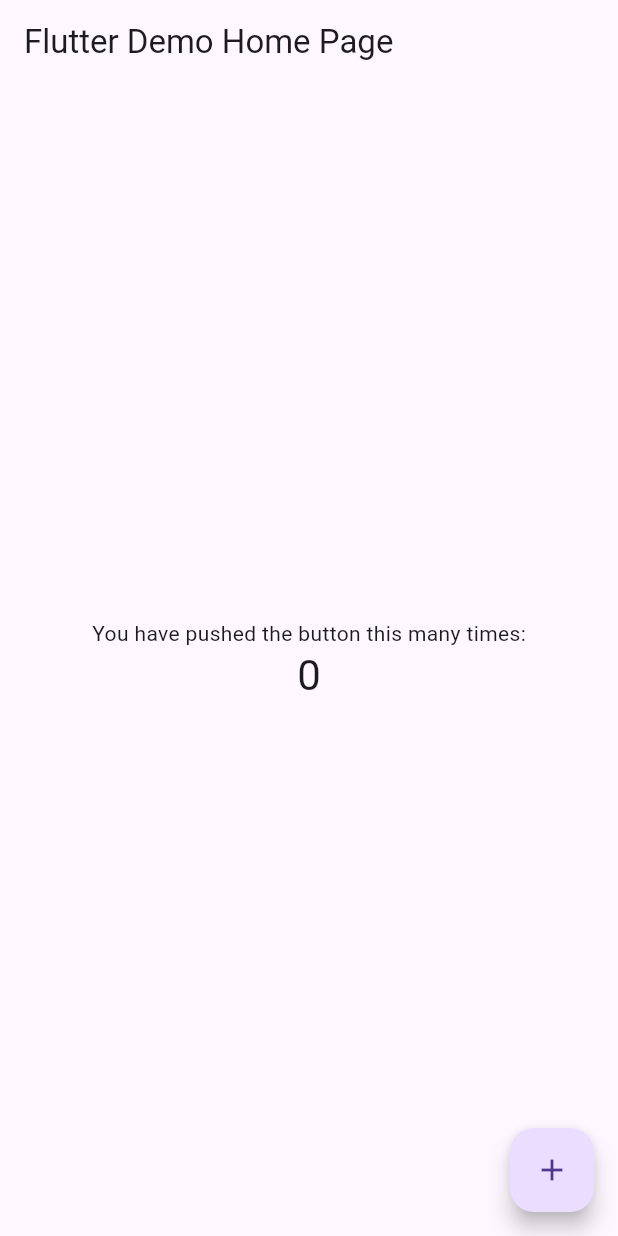
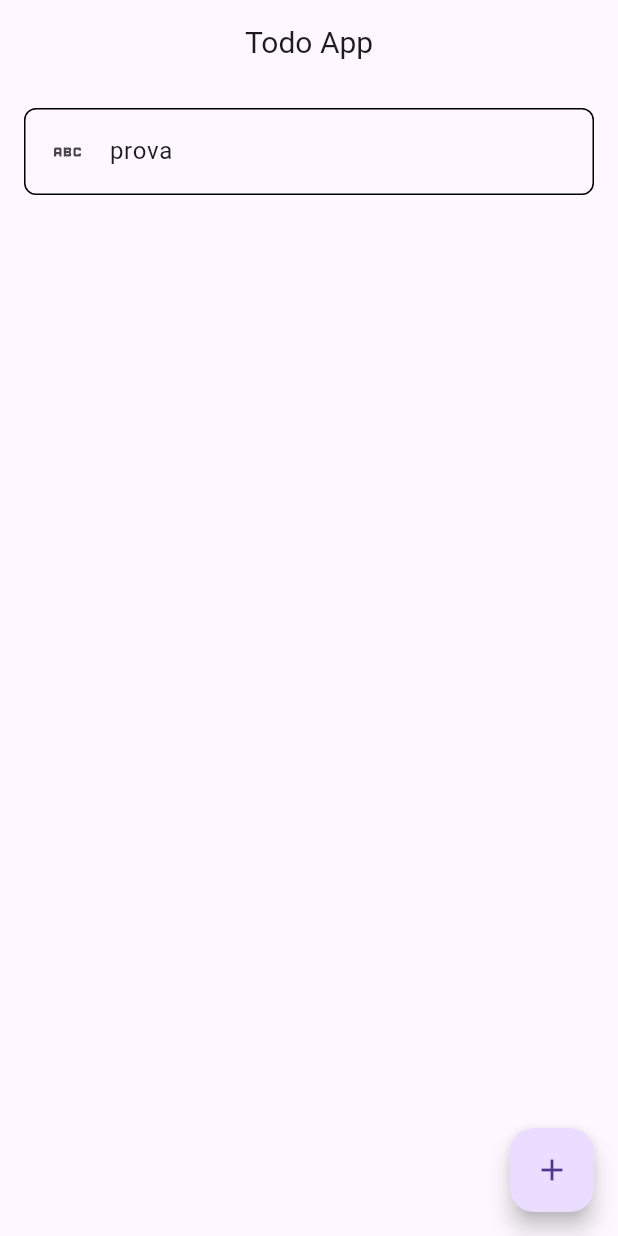
Before and after one commit to AAleDG/flutter_projects, a Flutter app: the screen it shows after launch, on a phone screen of 412 x 824 dp. Run offline on Flutter 3.47's test engine with Material 3 defaults, Android fonts, the phone set to English and light mode, and no system bars; our stand-ins replace auto_route.

Commit message:
WIP: add auto route in the project

```diff
--- /dev/null
+++ b/lib/core/router/app_route.dart
@@ -0,0 +1,18 @@
+import 'package:auto_route/auto_route.dart';
+import 'package:flutter/material.dart';
+import 'package:flutter_projects/feature/todo_app/presentation/pages/todo_app_page.dart';
+
+import 'router_module.dart';
+
+part 'app_route.gr.dart';
+
+@AutoRouterConfig(
+  replaceInRouteName: 'Page,Route',
+)
+class AppRouter extends _$AppRouter {
+  AppRouter([GlobalKey<NavigatorState>? navigatorKey]) : super();
+  @override
+  List<AutoRoute> get routes => [
+        ...RouterModule.routerModuleList,
+      ];
+}
--- /dev/null
+++ b/lib/core/router/router_module.dart
@@ -0,0 +1,15 @@
+import 'package:auto_route/auto_route.dart';
+import 'package:flutter_projects/core/router/app_route.dart';
+
+class RouterModule {
+  const RouterModule._();
+
+  static final todoAppPage = AutoRoute(
+    page: TodoAppRoute.page,
+    initial: true,
+  );
+
+  static final routerModuleList = [
+    todoAppPage,
+  ];
+}
--- /dev/null
+++ b/lib/feature/todo_app/presentation/pages/todo_app_page.dart
@@ -0,0 +1,48 @@
+import 'package:auto_route/auto_route.dart';
+import 'package:flutter/material.dart';
+
+@RoutePage<void>()
+class TodoAppPage extends StatelessWidget {
+  const TodoAppPage({super.key});
+
+  @override
+  Widget build(BuildContext context) {
+    return Scaffold(
+      floatingActionButton: FloatingActionButton(
+        onPressed: () {},
+        child: const Icon(
+          Icons.add,
+        ),
+      ),
+      appBar: AppBar(
+        title: const Text(
+          'Todo App',
+          style: TextStyle(
+            fontSize: 20,
+          ),
+        ),
+        centerTitle: true,
+      ),
+      body: SafeArea(
+        child: ListView(
+          padding: const EdgeInsets.all(
+            16,
+          ),
+          shrinkWrap: true,
+          children: [
+            ListTile(
+                leading: const Icon(Icons.abc),
+                title: const Text('prova'),
+                shape: OutlineInputBorder(
+                    borderRadius: BorderRadius.circular(
+                  8,
+                ))),
+            const SizedBox(
+              height: 10,
+            ),
+          ],
+        ),
+      ),
+    );
+  }
+}
--- a/lib/main.dart
+++ b/lib/main.dart
@@ -1,16 +1,19 @@
 import 'package:flutter/material.dart';
 
+import 'core/router/app_route.dart';
+
 void main() {
-  runApp(const MyApp());
+  runApp(MyApp());
 }
 
 class MyApp extends StatelessWidget {
-  const MyApp({super.key});
+  final _appRouter = AppRouter();
+  MyApp({super.key});
 
   // This widget is the root of your application.
   @override
   Widget build(BuildContext context) {
-    return MaterialApp(
+    return MaterialApp.router(
       title: 'Flutter Demo',
       theme: ThemeData(
         // This is the theme of your application.
@@ -24,7 +27,7 @@ class MyApp extends StatelessWidget {
         // is not restarted.
         primarySwatch: Colors.blue,
       ),
-      home: const MyHomePage(title: 'Flutter Demo Home Page'),
+      routerConfig: _appRouter.config(),
     );
   }
 }
```
Also changed, not shown: pubspec.yaml (+6 -19 lines), lib/core/router/app_route.gr.dart (added), pubspec.lock, 2 other files.
